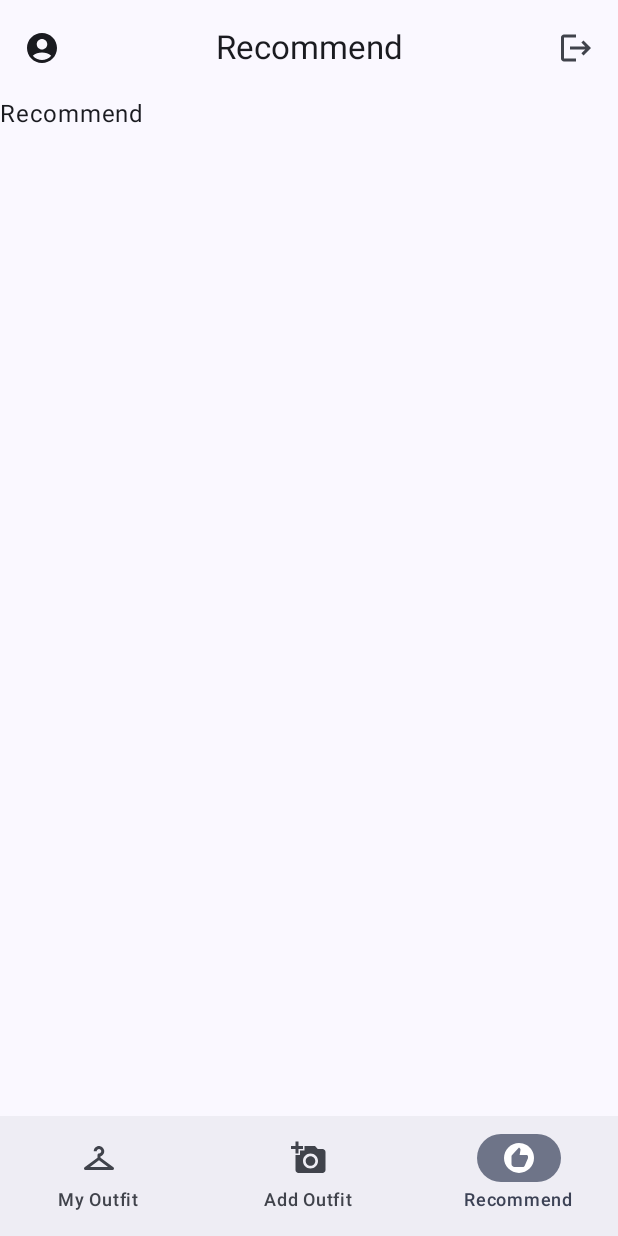
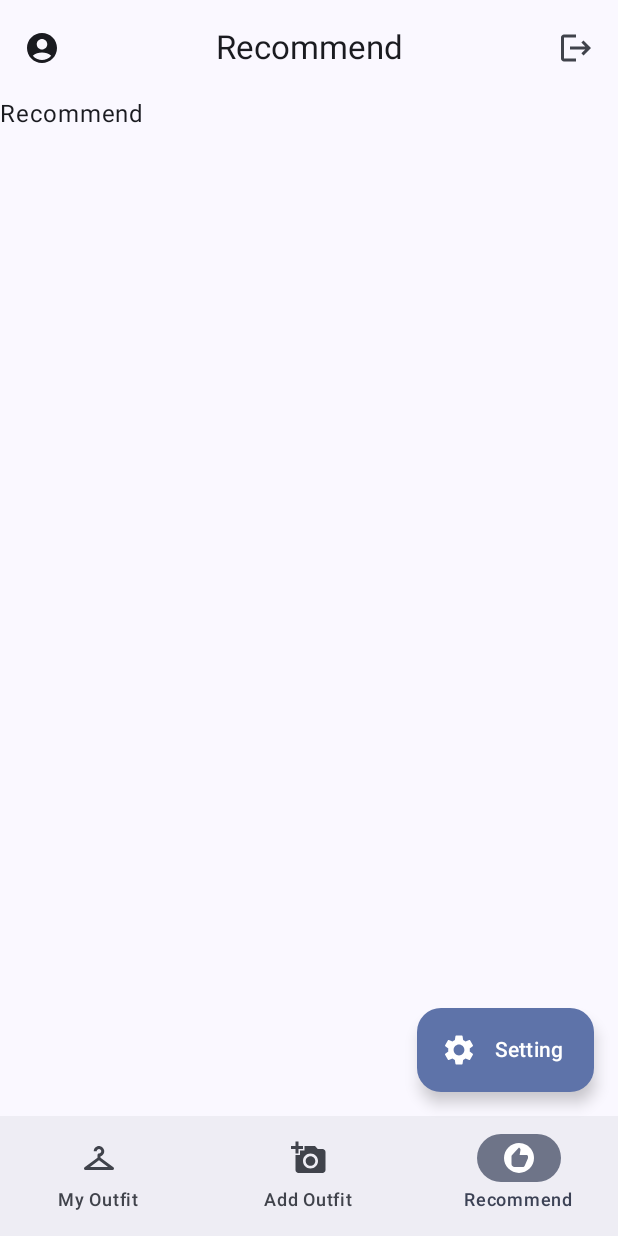
Before and after one commit to Capstone-Bangkit-BeFitOutfit/BeFitOutfit-App, an Android app built with Jetpack Compose: the screen it shows after launch (MainActivity), item 3 of the bottom bar chosen, on a phone screen of 412 x 824 dp. Run offline under Robolectric (Android 15) with nearby library versions, the phone set to English and light mode, and no system bars.

Commit message:
✨ new component: FloatingActionButton

```diff
--- a/app/src/main/java/com/bangkit/befitoutfit/ui/BeFitOutfitApp.kt
+++ b/app/src/main/java/com/bangkit/befitoutfit/ui/BeFitOutfitApp.kt
@@ -12,6 +12,7 @@ import androidx.navigation.compose.composable
 import androidx.navigation.compose.currentBackStackEntryAsState
 import androidx.navigation.compose.rememberNavController
 import com.bangkit.befitoutfit.ui.component.BottomBar
+import com.bangkit.befitoutfit.ui.component.FloatingActionButton
 import com.bangkit.befitoutfit.ui.component.TopBar
 import com.bangkit.befitoutfit.ui.screen.Screen
 import com.bangkit.befitoutfit.ui.theme.BeFitOutfitTheme
@@ -31,6 +32,8 @@ fun BeFitOutfitApp(
             currentRoute = currentRoute,
             navController = navController
         )
+    }, floatingActionButton = {
+        FloatingActionButton(currentRoute = currentRoute, onClick = {})
     }) {
         NavHost(
             navController = navController,
--- /dev/null
+++ b/app/src/main/java/com/bangkit/befitoutfit/ui/component/FloatingActionButton.kt
@@ -0,0 +1,23 @@
+package com.bangkit.befitoutfit.ui.component
+
+import androidx.compose.material.icons.Icons
+import androidx.compose.material.icons.filled.Settings
+import androidx.compose.material3.ExtendedFloatingActionButton
+import androidx.compose.material3.Icon
+import androidx.compose.material3.Text
+import androidx.compose.runtime.Composable
+import com.bangkit.befitoutfit.ui.screen.Screen
+
+@Composable
+fun FloatingActionButton(
+    currentRoute: String,
+    onClick: () -> Unit,
+) {
+    when (currentRoute) {
+        Screen.Recommend.route -> ExtendedFloatingActionButton(
+            text = { Text(text = "Setting") },
+            icon = { Icon(imageVector = Icons.Default.Settings, contentDescription = "Setting") },
+            onClick = onClick
+        )
+    }
+}
```
